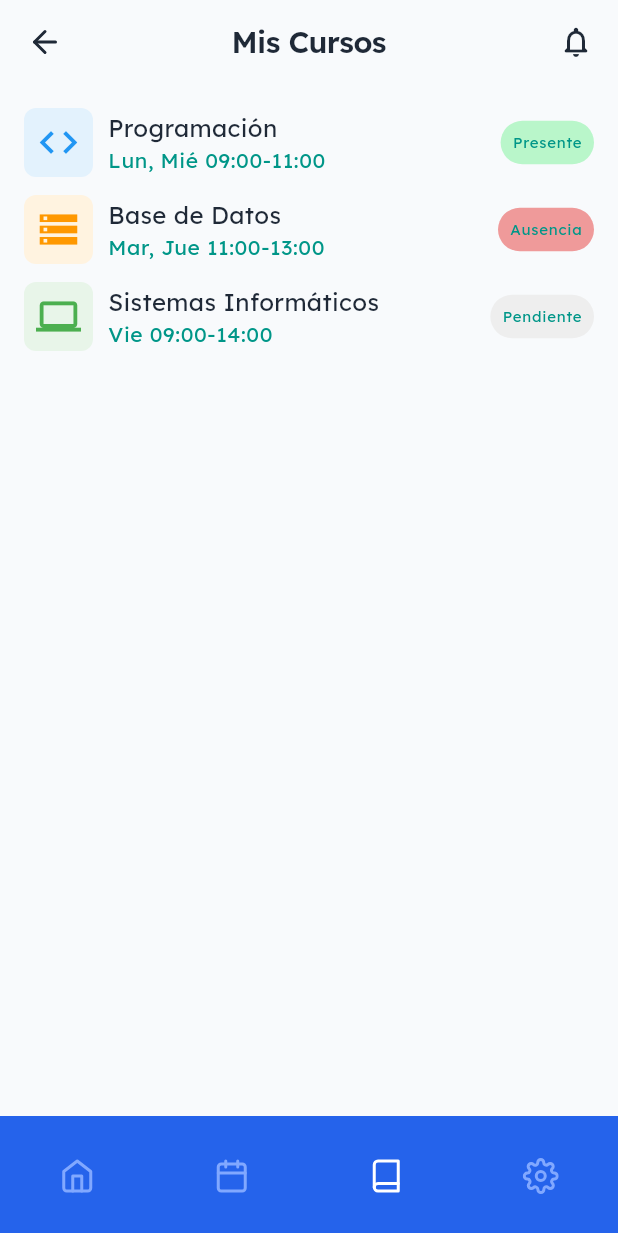
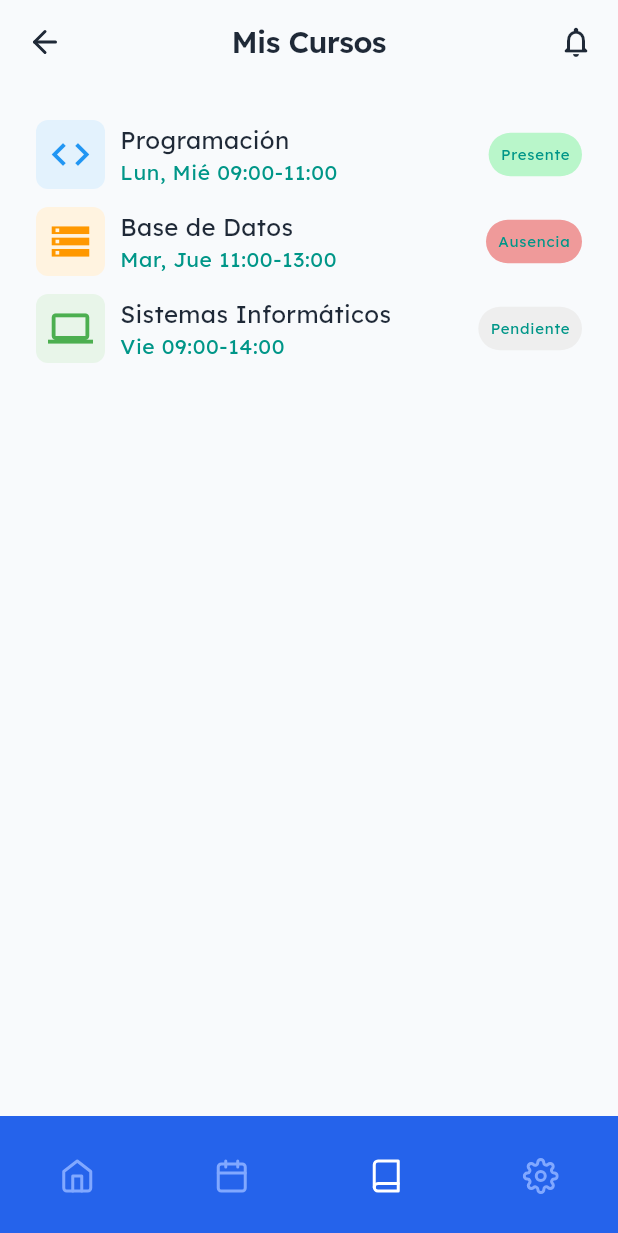
Before and after one commit to chriskwork/classlog, a Flutter app: the HomeScreen screen opened directly, item 3 of the bottom bar chosen, on a phone screen of 412 x 824 dp. Shown: the top 1233 px of the screen. Run offline on Flutter 3.47's test engine with Material 3 defaults, Android fonts, the phone set to English and light mode, and no system bars; our stand-ins replace flutter_feather_icons, google_fonts, table_calendar.

```diff
--- /dev/null
+++ b/lib/data/mock_course.dart
@@ -0,0 +1,41 @@
+// dummy data for UI
+import 'package:flutter/material.dart';
+
+final List<Map<String, dynamic>> courses = const [
+  {
+    'id': 1,
+    'name': 'Programación',
+    'time': 'Lun, Mié 09:00-11:00',
+    'status': 'Presente',
+    'icon': Icons.code,
+    'iconColor': Colors.blue,
+    'iconBgColor': Color(0xFFE3F2FD),
+    'profesor': 'María García',
+    'aula': 'Aula 201',
+    'asistencia': 0.92,
+  },
+  {
+    'id': 2,
+    'name': 'Base de Datos',
+    'time': 'Mar, Jue 11:00-13:00',
+    'status': 'Ausencia',
+    'icon': Icons.storage,
+    'iconColor': Colors.orange,
+    'iconBgColor': Color(0xFFFFF3E0),
+    'profesor': 'Carlos López',
+    'aula': 'Aula 105',
+    'asistencia': 0.85,
+  },
+  {
+    'id': 3,
+    'name': 'Sistemas Informáticos',
+    'time': 'Vie 09:00-14:00',
+    'status': 'Pendiente',
+    'icon': Icons.computer,
+    'iconColor': Colors.green,
+    'iconBgColor': Color(0xFFE8F5E9),
+    'profesor': 'Ana Martínez',
+    'aula': 'Aula 302',
+    'asistencia': 0.78,
+  },
+];
--- a/lib/screens/my_courses_screen.dart
+++ b/lib/screens/my_courses_screen.dart
@@ -1,49 +1,11 @@
+import 'package:classlog/data/mock_course.dart';
 import 'package:classlog/screens/course_detail_sheet.dart';
+import 'package:classlog/theme/settings.dart';
 import 'package:classlog/widgets/course_card.dart';
 import 'package:flutter/material.dart';
 
 class MyCoursesScreen extends StatelessWidget {
   const MyCoursesScreen({super.key});
-
-  // dummy data for UI
-  final List<Map<String, dynamic>> _courses = const [
-    {
-      'id': 1,
-      'name': 'Programación',
-      'time': 'Lun, Mié 09:00-11:00',
-      'status': 'Presente',
-      'icon': Icons.code,
-      'iconColor': Colors.blue,
-      'iconBgColor': Color(0xFFE3F2FD),
-      'profesor': 'María García',
-      'aula': 'Aula 201',
-      'asistencia': 0.92,
-    },
-    {
-      'id': 2,
-      'name': 'Base de Datos',
-      'time': 'Mar, Jue 11:00-13:00',
-      'status': 'Ausencia',
-      'icon': Icons.storage,
-      'iconColor': Colors.orange,
-      'iconBgColor': Color(0xFFFFF3E0),
-      'profesor': 'Carlos López',
-      'aula': 'Aula 105',
-      'asistencia': 0.85,
-    },
-    {
-      'id': 3,
-      'name': 'Sistemas Informáticos',
-      'time': 'Vie 09:00-14:00',
-      'status': 'Pendiente',
-      'icon': Icons.computer,
-      'iconColor': Colors.green,
-      'iconBgColor': Color(0xFFE8F5E9),
-      'profesor': 'Ana Martínez',
-      'aula': 'Aula 302',
-      'asistencia': 0.78,
-    },
-  ];
 
   //
   void _showCourseDetail(BuildContext context, Map<String, dynamic> course) {
@@ -58,11 +20,11 @@ class MyCoursesScreen extends StatelessWidget {
   @override
   Widget build(BuildContext context) {
     return ListView.separated(
-        padding: const EdgeInsets.all(16),
-        itemCount: _courses.length,
+        padding: const EdgeInsets.all(Gaps.lg),
+        itemCount: courses.length,
         separatorBuilder: (_, __) => const SizedBox(height: 12),
         itemBuilder: (context, index) {
-          final course = _courses[index];
+          final course = courses[index];
           return CourseCard(
             courseName: course['name'],
             time: course['time'],
```
